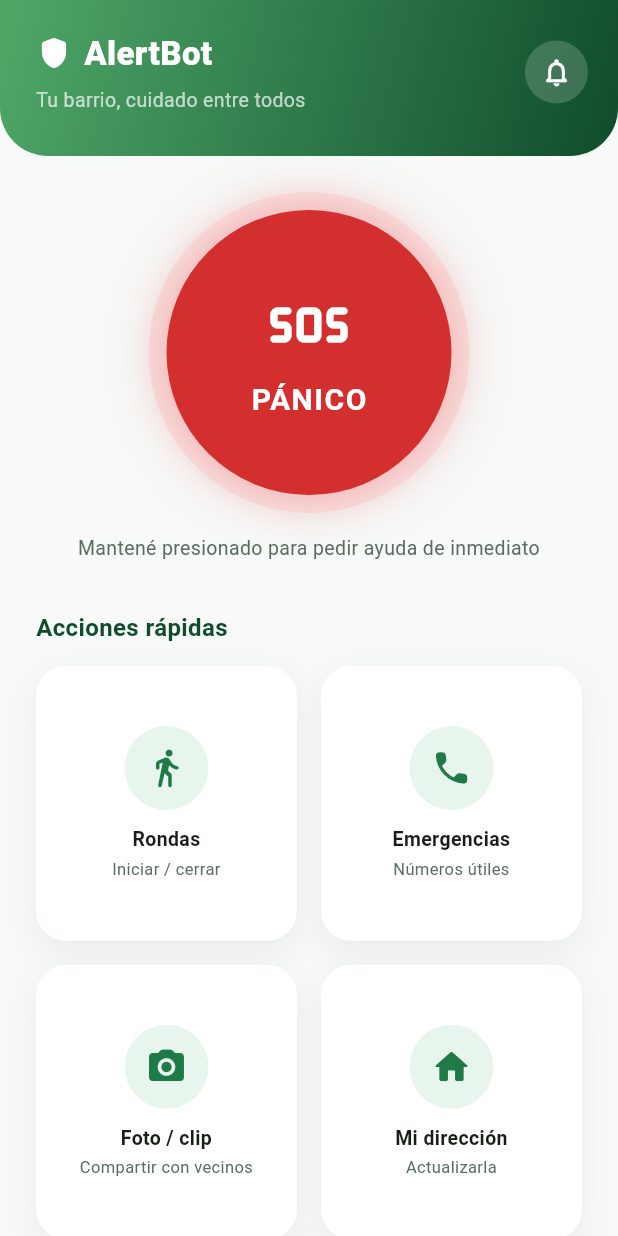
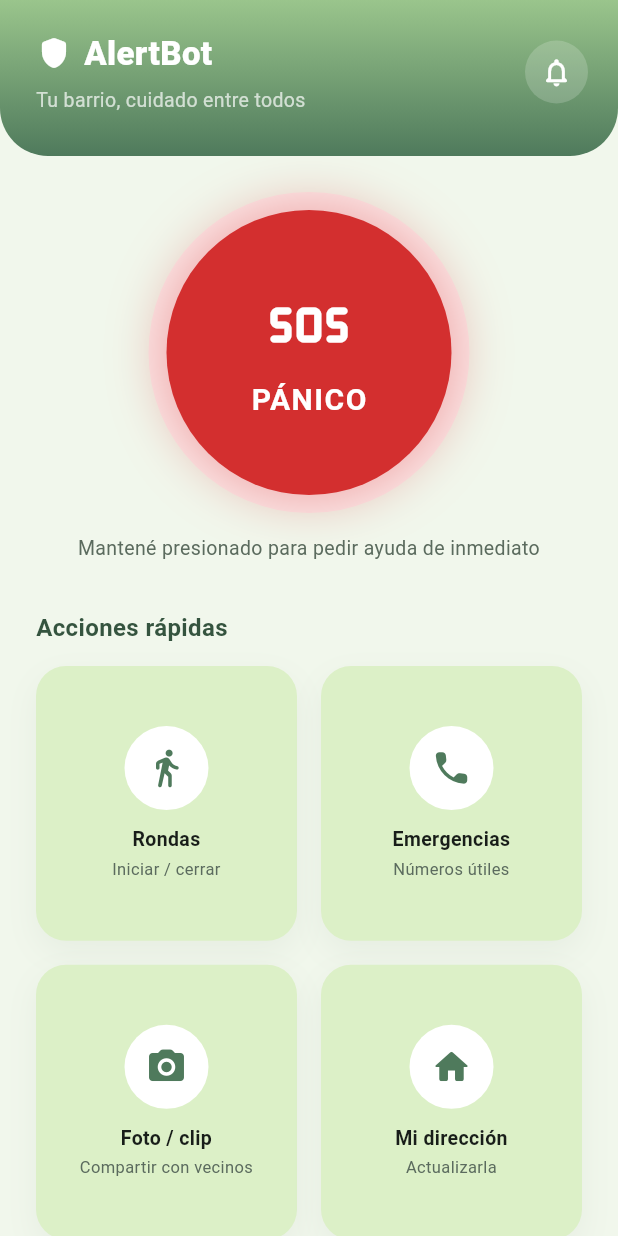
Before and after one commit to fabyelias/AlertBotApp, a Flutter app: the PantallaInicio screen opened directly, on a phone screen of 412 x 824 dp. Run offline on Flutter 3.47's test engine with Material 3 defaults, Android fonts, the phone set to English and light mode, and no system bars; our stand-ins replace firebase_core, firebase_messaging, geolocator, image_picker, permission_handler, share_plus and 1 more; missing offline and left inert: flutter_foreground_task, porcupine_flutter; accounts and stored records are empty.

Commit message:
Calcar la paleta de colores del chat de Telegram del bot
Se midieron los colores reales con un muestreo de píxeles sobre
capturas del video de referencia (el chat de Telegram del bot, mismo
que se usó antes para armar Rondas/Foto-clip/etc.): verde salvia del
fondo del chat, verde menta de las burbujas/botones resaltados, y
verde oscuro de acentos y texto. Todo centralizado en AlertBotColores
(lib/tema.dart), así que se propaga solo a cada pantalla que ya usaba
esos tokens — no hizo falta tocar el resto de los archivos.

Las tarjetas de "Acciones rápidas" en Inicio pasan de blanco a verde
menta (como los botones resaltados del chat), con el ícono en un
círculo blanco encima para mantener contraste.

Alcance confirmado con el usuario antes de tocar nada: mismo lenguaje
visual, pero las pantallas siguen siendo nativas (botones, listas,
formularios) — no una imitación literal de burbujas de chat.

Co-Authored-By: Claude Sonnet 5 <noreply@anthropic.com>
Claude-Session: https://claude.ai/code/session_01DLVrgXPZmDYPG1s3yfWi3V

```diff
--- a/lib/pantallas/inicio.dart
+++ b/lib/pantallas/inicio.dart
@@ -374,9 +374,9 @@ class _TarjetaAccion extends StatelessWidget {
   Widget build(BuildContext context) {
     return Container(
       decoration: BoxDecoration(
-        color: Colors.white,
+        color: AlertBotColores.verdeMenta,
         borderRadius: BorderRadius.circular(radioTarjeta),
-        boxShadow: sombraTarjeta(),
+        boxShadow: sombraTarjeta(color: AlertBotColores.verdeOscuro),
       ),
       child: Material(
         color: Colors.transparent,
@@ -391,7 +391,7 @@ class _TarjetaAccion extends StatelessWidget {
               children: [
                 Container(
                   padding: const EdgeInsets.all(14),
-                  decoration: const BoxDecoration(color: AlertBotColores.verdeClaro, shape: BoxShape.circle),
+                  decoration: const BoxDecoration(color: Colors.white, shape: BoxShape.circle),
                   child: Icon(icono, color: AlertBotColores.verdePrincipal, size: 28),
                 ),
                 const SizedBox(height: 10),
--- a/lib/tema.dart
+++ b/lib/tema.dart
@@ -1,26 +1,28 @@
 import 'package:flutter/material.dart';
 
-/// Paleta de AlertBot: verde barrial + blanco, el mismo espíritu del bot
-/// de Telegram (escudo, casita, seguridad de cercanía) y del ícono real
-/// de la app (assets/icono/).
+/// Paleta de AlertBot, calcada de los colores reales del chat de Telegram
+/// del bot (medidos con un muestreo de píxeles sobre capturas del video de
+/// referencia): el verde salvia del fondo del chat, el verde menta de las
+/// burbujas/botones, y el verde oscuro de los acentos y el texto.
 class AlertBotColores {
-  static const verdePrincipal = Color(0xFF1E7A46);
-  static const verdeOscuro = Color(0xFF0F4C2C);
-  static const verdeClaro = Color(0xFFE8F5EC);
-  static const verdeGradiente = Color(0xFF4FA868); // el brillo del ícono
+  static const verdePrincipal = Color(0xFF4F7A5C); // acento oscuro: AppBar, botones, texto de marca
+  static const verdeOscuro = Color(0xFF35543F); // variante más oscura (snackbar, texto fuerte)
+  static const verdeClaro = Color(0xFFE3F0DC); // fondo pálido detrás de íconos
+  static const verdeMenta = Color(0xFFDCF0C7); // burbuja/botón resaltado (como el "Hola" saliente del chat)
+  static const verdeGradiente = Color(0xFF9AC58C); // verde salvia del wallpaper del chat
   static const rojoPanico = Color(0xFFD32F2F);
   static const rojoPanicoClaro = Color(0xFFFCE9E9);
-  static const fondo = Color(0xFFF7FAF8);
-  static const textoSuave = Color(0xFF5B6B62);
-  static const borde = Color(0xFFDCE6DF);
+  static const fondo = Color(0xFFF1F7EC); // fondo de pantalla, versión clara del wallpaper
+  static const textoSuave = Color(0xFF5B6B5E);
+  static const borde = Color(0xFFD3E3C8);
 }
 
-/// El mismo degradé del ícono (assets/icono/), para el encabezado de
+/// El mismo degradé suave del wallpaper del chat, para el encabezado de
 /// Inicio y otros bloques "hero".
 const gradienteAlertBot = LinearGradient(
-  begin: Alignment.topLeft,
-  end: Alignment.bottomRight,
-  colors: [AlertBotColores.verdeGradiente, AlertBotColores.verdeOscuro],
+  begin: Alignment.topCenter,
+  end: Alignment.bottomCenter,
+  colors: [AlertBotColores.verdeGradiente, AlertBotColores.verdePrincipal],
 );
 
 const radioTarjeta = 20.0;
```
Also changed, not shown: 1 other file.
